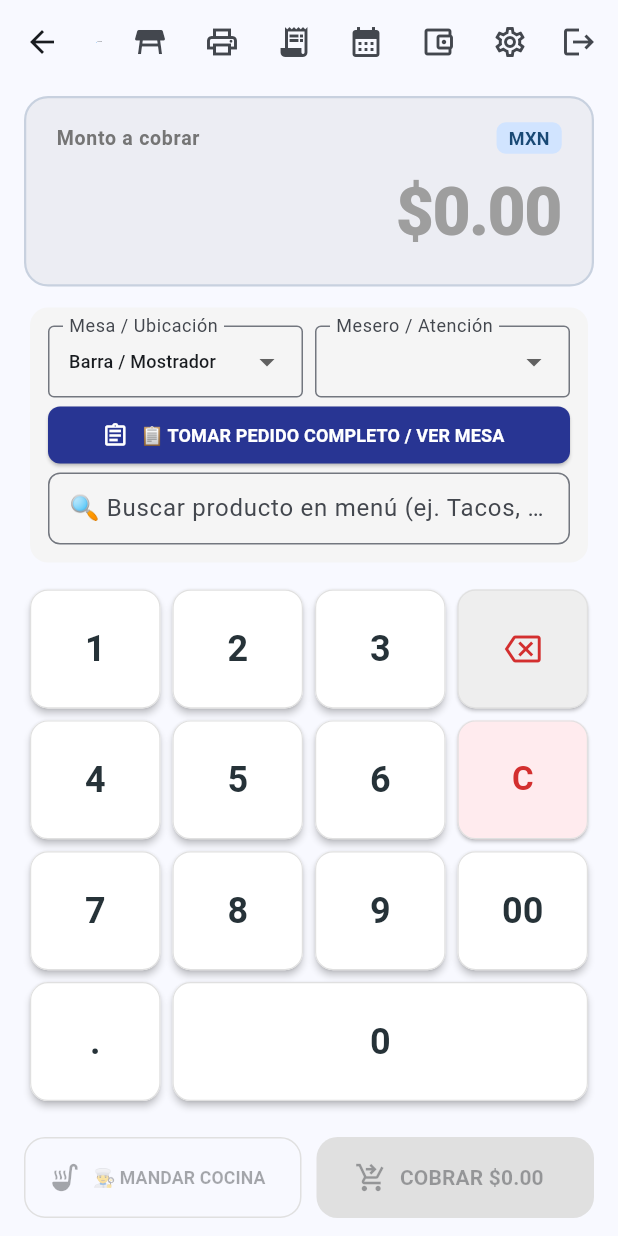
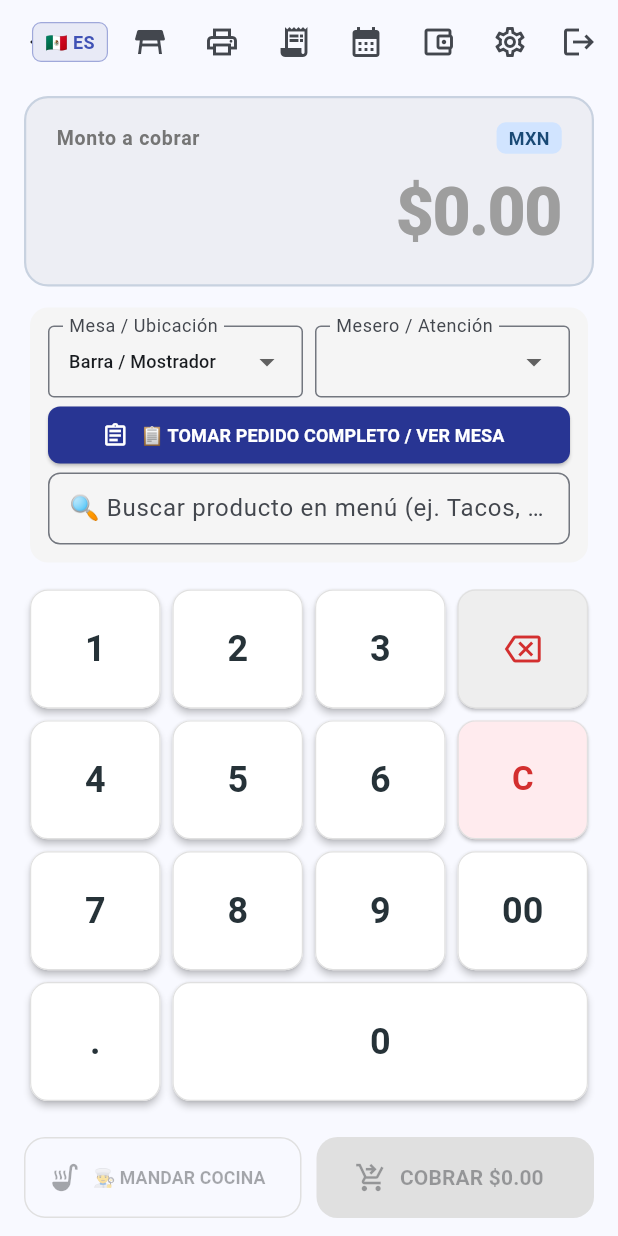
Before and after one commit to isaacsanchezfuentes/OktanePOS, a Flutter app: the QuickChargeScreen screen opened by its route, on a phone screen of 412 x 824 dp. Run offline on Flutter 3.47's test engine with Material 3 defaults, Android fonts, the phone set to English and light mode, and no system bars; our stand-ins replace dio, drift, flutter_secure_storage, image_picker, pdf, permission_handler and 3 more; missing offline and left inert: esc_pos_utils_plus, mobile_scanner, print_bluetooth_thermal; accounts and stored records are empty; generated files the repository leaves out were written again.

Commit message:
ADDED INGLES ESPANOL

```diff
--- /dev/null
+++ b/lib/core/localization/app_locale.dart
@@ -0,0 +1,39 @@
+import 'package:flutter/material.dart';
+
+class AppLocale extends ChangeNotifier {
+  static final AppLocale instance = AppLocale._internal();
+  AppLocale._internal();
+
+  String currentLang = 'es'; // 'es' o 'en'
+
+  void toggle() {
+    currentLang = currentLang == 'es' ? 'en' : 'es';
+    notifyListeners();
+  }
+
+  static final Map<String, Map<String, String>> _strings = {
+    'es': {
+      'amount_to_charge': 'Monto a cobrar',
+      'table_location': 'Mesa / Ubicación',
+      'waiter_service': 'Mesero / Atención',
+      'view_table': 'TOMAR PEDIDO COMPLETO / VER MESA',
+      'search_menu': 'Buscar producto en menú (ej. Tacos, ...)',
+      'send_kitchen': 'MANDAR COCINA',
+      'charge': 'COBRAR',
+    },
+    'en': {
+      'amount_to_charge': 'Amount to charge',
+      'table_location': 'Table / Location',
+      'waiter_service': 'Waiter / Server',
+      'view_table': 'FULL ORDER / VIEW TABLE',
+      'search_menu': 'Search menu (e.g. Tacos, ...)',
+      'send_kitchen': 'SEND TO KITCHEN',
+      'charge': 'CHARGE',
+    },
+  };
+
+  String tr(String key) => _strings[currentLang]?[key] ?? key;
+}
+
+/// Helper global shortcut
+String tr(String key) => AppLocale.instance.tr(key);
--- a/lib/features/charge/screens/quick_charge_screen.dart
+++ b/lib/features/charge/screens/quick_charge_screen.dart
@@ -14,6 +14,7 @@ import '../../printer/screens/printer_settings_screen.dart';
 import '../../cash_cut/screens/cash_cut_screen.dart';
 import '../../cash_cut/screens/cash_calendar_screen.dart';
 import '../../cash_cut/services/shift_service.dart';
+import 'package:oktane_pos/core/localization/app_locale.dart';
 import '../../tables/screens/tables_map_screen.dart';
 import '../../tables/services/table_service.dart';
 import 'package:oktane_pos/features/tables/models/zone_model.dart';
@@ -673,6 +674,31 @@ class _QuickChargeScreenState extends State<QuickChargeScreen> {
           ),
         ),
         actions: [
+          Padding(
+            padding: const EdgeInsets.symmetric(horizontal: 4),
+            child: ListenableBuilder(
+              listenable: AppLocale.instance,
+              builder: (context, _) {
+                final isEs = AppLocale.instance.currentLang == 'es';
+                return InkWell(
+                  onTap: () => AppLocale.instance.toggle(),
+                  borderRadius: BorderRadius.circular(6),
+                  child: Container(
+                    padding: const EdgeInsets.symmetric(horizontal: 8, vertical: 4),
+                    decoration: BoxDecoration(
+                      color: Colors.indigo[50],
+                      borderRadius: BorderRadius.circular(6),
+                      border: Border.all(color: Colors.indigo[200]!, width: 0.8),
+                    ),
+                    child: Text(
+                      isEs ? '🇲🇽 ES' : '🇺🇸 EN',
+                      style: const TextStyle(fontWeight: FontWeight.bold, fontSize: 12, color: Colors.indigo),
+                    ),
+                  ),
+                );
+              },
+            ),
+          ),
           IconButton(
             icon: const Icon(Icons.table_restaurant),
             tooltip: 'Plano de Mesas',
@@ -744,7 +770,10 @@ class _QuickChargeScreenState extends State<QuickChargeScreen> {
         ],
       ),
       resizeToAvoidBottomInset: false,
-      body: SafeArea(
+      body: ListenableBuilder(
+        listenable: AppLocale.instance,
+        builder: (context, _) {
+          return SafeArea(
             child: Column(
               children: [
                 // Amount Display Top Banner
@@ -772,10 +801,10 @@ class _QuickChargeScreenState extends State<QuickChargeScreen> {
                                 child: DropdownButtonFormField<String>(
                                   initialValue: _selectedTableLabel,
                                   isExpanded: true,
-                              decoration: const InputDecoration(
-                                labelText: 'Mesa / Ubicación',
-                                border: OutlineInputBorder(),
-                                contentPadding: EdgeInsets.symmetric(horizontal: 10, vertical: 6),
+                                  decoration: InputDecoration(
+                                    labelText: tr('table_location'),
+                                    border: const OutlineInputBorder(),
+                                    contentPadding: const EdgeInsets.symmetric(horizontal: 10, vertical: 6),
                                   ),
                                   items: availableTables.map((t) => DropdownMenuItem(value: t, child: Text(t, style: const TextStyle(fontSize: 12)))).toList(),
                                   onChanged: (val) {
@@ -788,10 +817,10 @@ class _QuickChargeScreenState extends State<QuickChargeScreen> {
                                 child: DropdownButtonFormField<String>(
                                   value: _selectedWaiterName ?? activeUserName,
                                   isExpanded: true,
-                              decoration: const InputDecoration(
-                                labelText: 'Mesero / Atención',
-                                border: OutlineInputBorder(),
-                                contentPadding: EdgeInsets.symmetric(horizontal: 10, vertical: 6),
+                                  decoration: InputDecoration(
+                                    labelText: tr('waiter_service'),
+                                    border: const OutlineInputBorder(),
+                                    contentPadding: const EdgeInsets.symmetric(horizontal: 10, vertical: 6),
                                   ),
                                   items: waitersList.map((w) {
                                     return DropdownMenuItem<String>(
@@ -818,7 +847,7 @@ class _QuickChargeScreenState extends State<QuickChargeScreen> {
                             child: ElevatedButton.icon(
                               onPressed: _navigateToTableOrderDetail,
                               icon: const Icon(Icons.assignment_outlined, size: 18),
-                          label: const Text('📋 TOMAR PEDIDO COMPLETO / VER MESA', style: TextStyle(fontSize: 12, fontWeight: FontWeight.bold)),
+                              label: Text('📋 ${tr('view_table')}', style: const TextStyle(fontSize: 12, fontWeight: FontWeight.bold)),
                               style: ElevatedButton.styleFrom(
                                 backgroundColor: Colors.indigo[800],
                                 foregroundColor: Colors.white,
@@ -846,7 +875,7 @@ class _QuickChargeScreenState extends State<QuickChargeScreen> {
                                 controller: controller,
                                 focusNode: focusNode,
                                 decoration: InputDecoration(
-                              hintText: '🔍 Buscar producto en menú (ej. Tacos, Café)...',
+                                  hintText: '🔍 ${tr('search_menu')}',
                                   border: OutlineInputBorder(borderRadius: BorderRadius.circular(8)),
                                   contentPadding: const EdgeInsets.symmetric(horizontal: 10, vertical: 6),
                                 ),
@@ -954,10 +983,10 @@ class _QuickChargeScreenState extends State<QuickChargeScreen> {
                                   }
                                 : null,
                             icon: const Icon(Icons.soup_kitchen, size: 22),
-                        label: const FittedBox(
+                            label: FittedBox(
                               child: Text(
-                            '👨‍🍳 MANDAR COCINA',
-                            style: TextStyle(fontWeight: FontWeight.bold, fontSize: 13),
+                                '👨‍🍳 ${tr('send_kitchen')}',
+                                style: const TextStyle(fontWeight: FontWeight.bold, fontSize: 13),
                               ),
                             ),
                             style: OutlinedButton.styleFrom(
@@ -977,7 +1006,7 @@ class _QuickChargeScreenState extends State<QuickChargeScreen> {
                             icon: const Icon(Icons.shopping_cart_checkout, size: 22),
                             label: FittedBox(
                               child: Text(
-                            'COBRAR ${_formatAmount(_amount)}',
+                                '${tr('charge')} ${_formatAmount(_amount)}',
                                 style: const TextStyle(fontWeight: FontWeight.bold, fontSize: 14),
                               ),
                             ),
@@ -996,6 +1025,8 @@ class _QuickChargeScreenState extends State<QuickChargeScreen> {
                 ),
               ],
             ),
+          );
+        },
       ),
     );
   }
--- a/lib/features/charge/widgets/amount_display.dart
+++ b/lib/features/charge/widgets/amount_display.dart
@@ -1,5 +1,6 @@
 import 'package:flutter/material.dart';
 import 'package:intl/intl.dart';
+import '../../../core/localization/app_locale.dart';
 
 class AmountDisplay extends StatelessWidget {
   final double amount;
@@ -22,15 +23,18 @@ class AmountDisplay extends StatelessWidget {
 
   @override
   Widget build(BuildContext context) {
+    return ListenableBuilder(
+      listenable: AppLocale.instance,
+      builder: (context, _) {
         return Container(
           width: double.infinity,
           margin: const EdgeInsets.symmetric(horizontal: 16.0, vertical: 8.0),
           padding: const EdgeInsets.symmetric(horizontal: 20.0, vertical: 16.0),
           decoration: BoxDecoration(
-        color: Theme.of(context).colorScheme.surfaceContainerHighest.withOpacity(0.5),
+            color: Theme.of(context).colorScheme.surfaceContainerHighest.withValues(alpha: 0.5),
             borderRadius: BorderRadius.circular(16.0),
             border: Border.all(
-          color: Theme.of(context).colorScheme.primary.withOpacity(0.2),
+              color: Theme.of(context).colorScheme.primary.withValues(alpha: 0.2),
               width: 1.5,
             ),
           ),
@@ -41,7 +45,7 @@ class AmountDisplay extends StatelessWidget {
                 mainAxisAlignment: MainAxisAlignment.spaceBetween,
                 children: [
                   Text(
-                'Monto a cobrar',
+                    tr('amount_to_charge'),
                     style: TextStyle(
                       fontSize: 13,
                       fontWeight: FontWeight.w600,
@@ -85,5 +89,7 @@ class AmountDisplay extends StatelessWidget {
             ],
           ),
         );
+      },
+    );
   }
 }
```
Also changed, not shown: 2 other files. Lines whose indentation alone changed are shown as unchanged.
